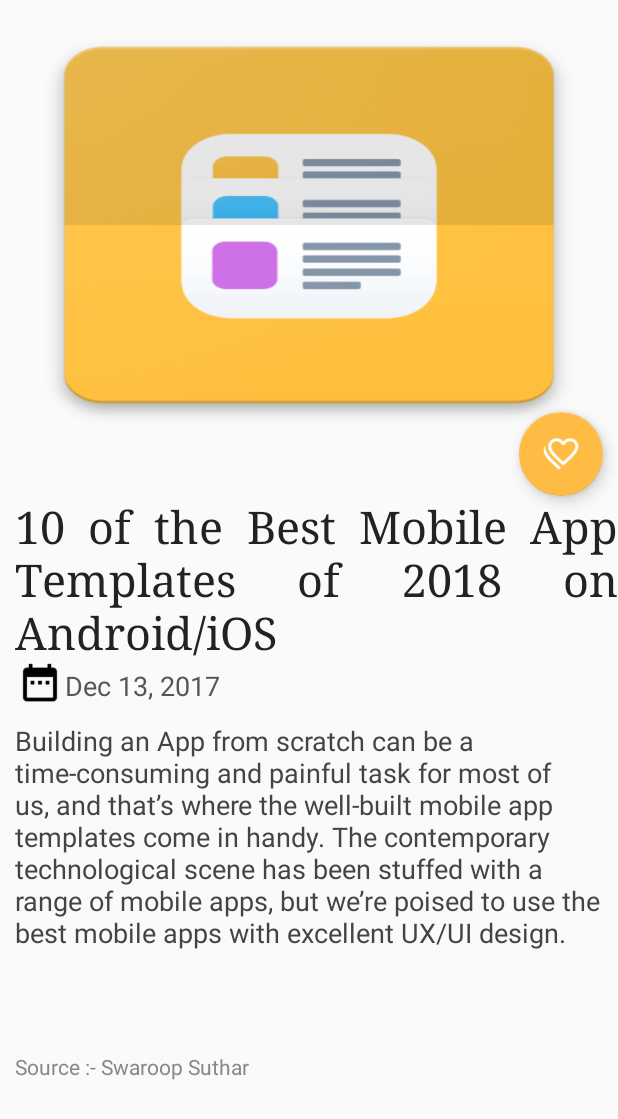
After one commit to swaroopsuthar/NewsApp, an Android app: the layout news_item_details.xml on its own in the app's theme, with its tools: preview values and no code run, on a phone screen of 412 x 824 dp. The commit adds this screen. Shown: the top 1119 px of the screen. Run offline under Robolectric (Android 15) with nearby library versions, the phone set to English and light mode, and no system bars.

Commit message:
- Added News Item Details layout

```diff
--- a/app/src/main/AndroidManifest.xml
+++ b/app/src/main/AndroidManifest.xml
@@ -5,13 +5,13 @@
     <uses-permission android:name="android.permission.INTERNET" />
 
     <application
+        android:name=".MyApplication"
         android:allowBackup="true"
         android:icon="@mipmap/ic_launcher"
         android:label="@string/app_name"
         android:roundIcon="@mipmap/ic_launcher_round"
         android:supportsRtl="true"
-        android:theme="@style/AppTheme"
-        android:name=".MyApplication">
+        android:theme="@style/AppTheme">
         <activity
             android:name=".ui.SplashActivity"
             android:label="@string/app_name"
@@ -22,10 +22,8 @@
                 <category android:name="android.intent.category.LAUNCHER" />
             </intent-filter>
         </activity>
-        <activity android:name=".MainActivity">
-        </activity>
-        <activity android:name=".ui.GithubActivity">
-        </activity>
+        <activity android:name=".MainActivity"></activity>
+        <activity android:name=".ui.GithubActivity"></activity>
     </application>
 
 </manifest>
--- a/app/src/main/java/swaroop/android/newsapp/ui/SplashActivity.java
+++ b/app/src/main/java/swaroop/android/newsapp/ui/SplashActivity.java
@@ -36,7 +36,7 @@ public class SplashActivity extends AppCompatActivity {
         handler.postDelayed(new Runnable() {
             @Override
             public void run() {
-                startActivity(new Intent(SplashActivity.this, GithubActivity.class));
+                startActivity(new Intent(SplashActivity.this, MainActivity.class));
                 finish();
             }
         }, 4000);
--- /dev/null
+++ b/app/src/main/res/layout/news_item_details.xml
@@ -0,0 +1,79 @@
+<?xml version="1.0" encoding="utf-8"?>
+<LinearLayout xmlns:android="http://schemas.android.com/apk/res/android"
+    xmlns:app="http://schemas.android.com/apk/res-auto"
+    xmlns:tools="http://schemas.android.com/tools"
+    android:orientation="vertical" android:layout_width="match_parent"
+    android:layout_height="match_parent">
+
+    <ImageView
+        android:layout_width="match_parent"
+        android:layout_height="300dp"
+        android:adjustViewBounds="true"
+        android:scaleType="fitXY"
+        android:src="@drawable/icon" />
+
+    <com.google.android.material.floatingactionbutton.FloatingActionButton
+        android:layout_width="wrap_content"
+        android:layout_height="wrap_content"
+        android:layout_gravity="end|bottom"
+        android:layout_marginTop="-25dp"
+        android:layout_marginEnd="10dp"
+        android:src="@drawable/heart"
+        app:backgroundTint="@color/colorPrimaryLight" />
+
+    <TextView
+        android:layout_width="match_parent"
+        android:layout_height="wrap_content"
+        android:paddingStart="10dp"
+        android:text="10 of the Best Mobile App Templates of 2018 on Android/iOS"
+        android:textColor="#222"
+        android:textSize="30sp"
+        android:typeface="serif"
+        android:justificationMode="inter_word" />
+
+    <LinearLayout
+        android:layout_width="match_parent"
+        android:layout_height="wrap_content"
+        android:paddingStart="10dp">
+
+        <ImageView
+            android:layout_width="33dp"
+            android:layout_height="30dp"
+            android:layout_gravity="start"
+            android:src="@drawable/calendar_range" />
+
+        <TextView
+            android:id="@+id/textView"
+            android:layout_width="match_parent"
+            android:layout_height="wrap_content"
+            android:accessibilityLiveRegion="none"
+            android:paddingTop="3dp"
+            android:text="Dec 13, 2017"
+            android:textColor="#555"
+            android:textSize="18sp" />
+    </LinearLayout>
+
+
+    <TextView
+        android:layout_width="match_parent"
+        android:layout_height="220dp"
+        android:lines="@android:integer/config_mediumAnimTime"
+        android:padding="10dp"
+        android:text="Building an App from scratch can be a time-consuming and painful task for most of us, and that’s where the well-built mobile app templates come in handy. The contemporary technological scene has been stuffed with a range of mobile apps, but we’re poised to use the best mobile apps with excellent UX/UI design."
+        android:textColor="#444"
+        android:textSize="18sp" />
+
+    <RelativeLayout
+        android:layout_width="wrap_content"
+        android:layout_height="match_parent"
+        android:layout_gravity="bottom">
+
+        <TextView
+            android:layout_width="match_parent"
+            android:layout_height="wrap_content"
+            android:padding="10dp"
+            android:text="Source :- Swaroop Suthar"
+            android:textColor="#888" />
+    </RelativeLayout>
+
+</LinearLayout>
--- a/app/src/main/res/values/colors.xml
+++ b/app/src/main/res/values/colors.xml
@@ -1,7 +1,7 @@
 <?xml version="1.0" encoding="UTF-8"?>
 <resources>
-    <color name="colorPrimary">#ff8b00</color>
-    <color name="colorPrimaryLight">#ffbc45</color>
+    <color name="colorPrimary">#FF8B00</color>
+    <color name="colorPrimaryLight">#FFBC45</color>
     <color name="colorPrimaryDark">#c55c00</color>
     <color name="colorAccent">#004079</color>
     <color name="colorSecondary">#ff742a</color>
```
Also changed, not shown: app/src/main/res/drawable/calendar_range.png (added), app/src/main/res/drawable/heart.png (added), app/src/main/res/drawable/newsbg.jpg (added).
